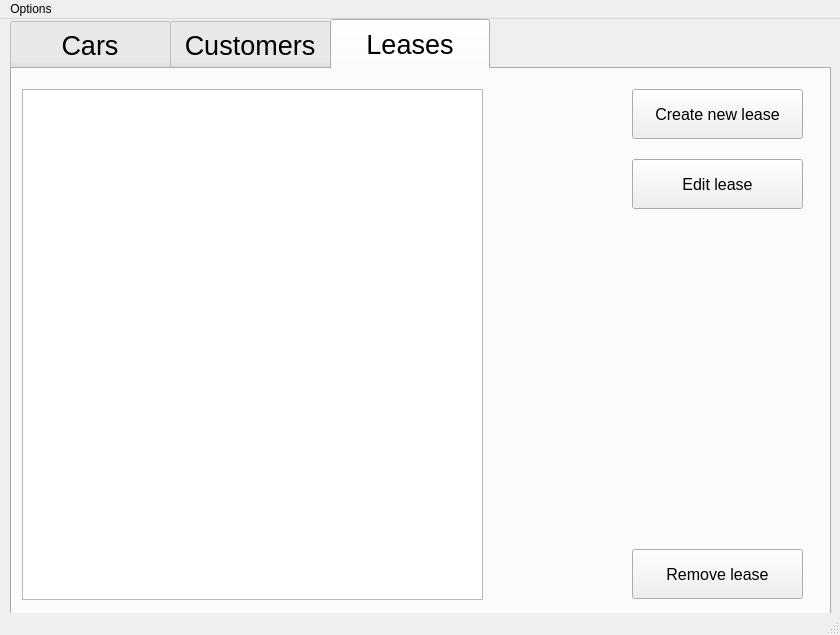
Above: src/mainwindow.ui from Blodroed/RustyRides before the change. Below: the same form after it.
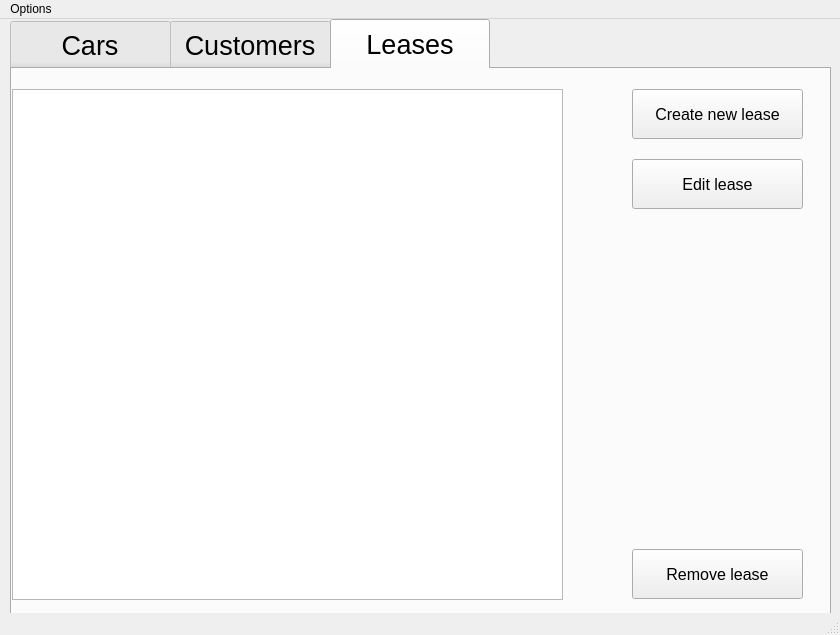
That is the form after the change. The open tabs and pages were chosen to show the change.

Commit message: UI with tableview now works

```diff
--- a/src/mainwindow.ui
+++ b/src/mainwindow.ui
@@ -200,16 +200,6 @@
      <attribute name="title">
       <string>Leases</string>
      </attribute>
-     <widget class="QListWidget" name="listWidget_3">
-      <property name="geometry">
-       <rect>
-        <x>10</x>
-        <y>20</y>
-        <width>461</width>
-        <height>511</height>
-       </rect>
-      </property>
-     </widget>
      <widget class="QPushButton" name="NewLeaseBtn">
       <property name="geometry">
        <rect>
@@ -264,6 +254,16 @@
        <string>Remove lease</string>
       </property>
      </widget>
+     <widget class="QTableWidget" name="LeaseTable">
+      <property name="geometry">
+       <rect>
+        <x>0</x>
+        <y>20</y>
+        <width>551</width>
+        <height>511</height>
+       </rect>
+      </property>
+     </widget>
     </widget>
    </widget>
   </widget>
```
Left out of the diff: 42 changed lines with no effect on the pictures. The commit also changes 7 other files.
